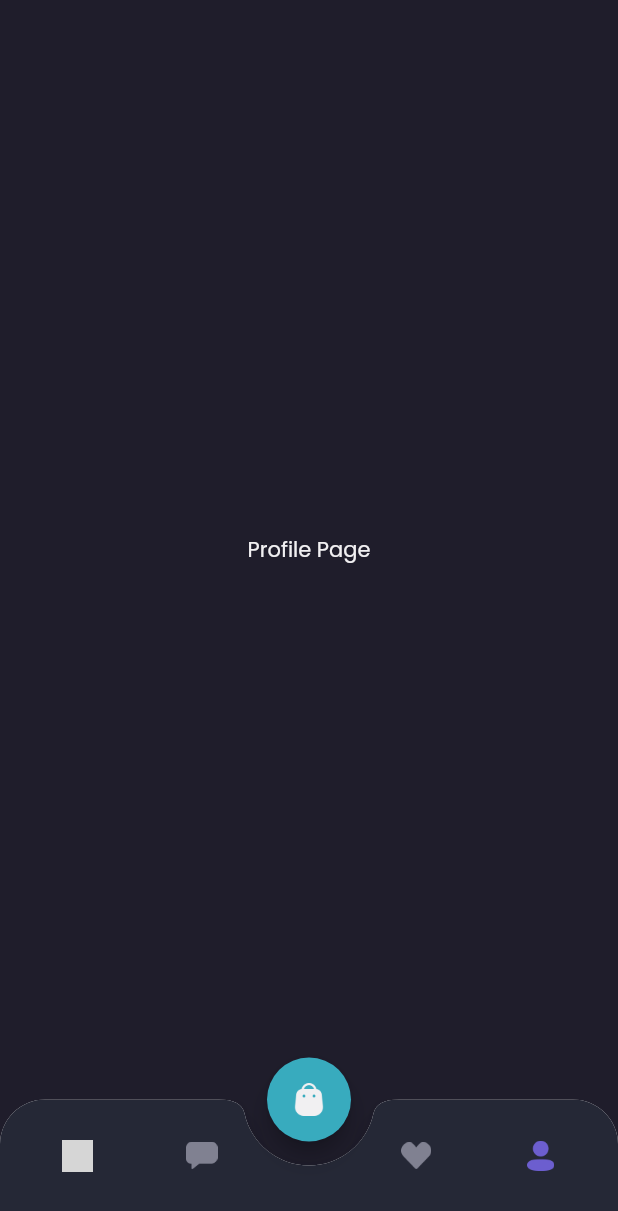
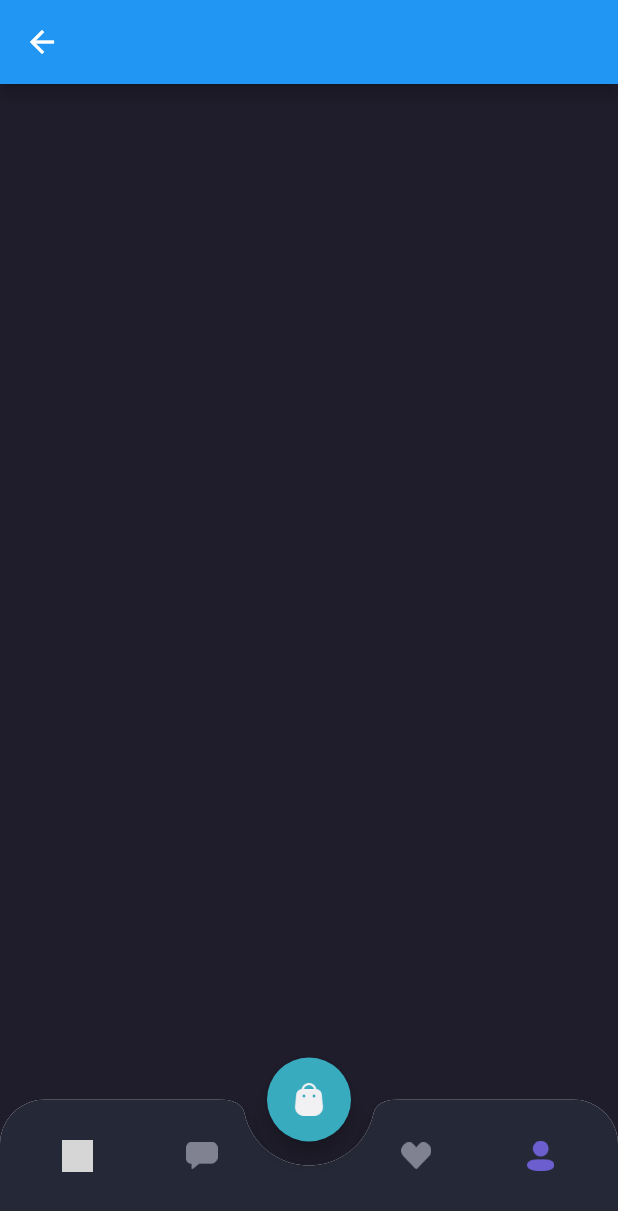
Before and after one commit to AsepCahyudin/saveshamo, a Flutter app: the MainPage screen opened by its route, item 4 of the bottom bar chosen, on a phone screen of 412 x 824 dp. Shown: the top 1211 px of the screen. Run offline on Flutter 3.47's test engine with Material 2 defaults, Android fonts, the phone set to English and light mode, and no system bars; our stand-ins replace google_fonts; grey boxes are pictures that could not be loaded.

Commit message:
app bar profile

```diff
--- a/lib/pages/home/profile_page.dart
+++ b/lib/pages/home/profile_page.dart
@@ -4,8 +4,14 @@ import 'package:saveshamo/theme.dart';
 class ProfilePage extends StatelessWidget {
   @override
   Widget build(BuildContext context) {
-    return Center(
-      child: Text('Profile Page', style: primaryTextStyle),
+    Widget header() {
+      return AppBar();
+    }
+
+    return Column(
+      children: [
+        header(),
+      ],
     );
   }
 }
```
